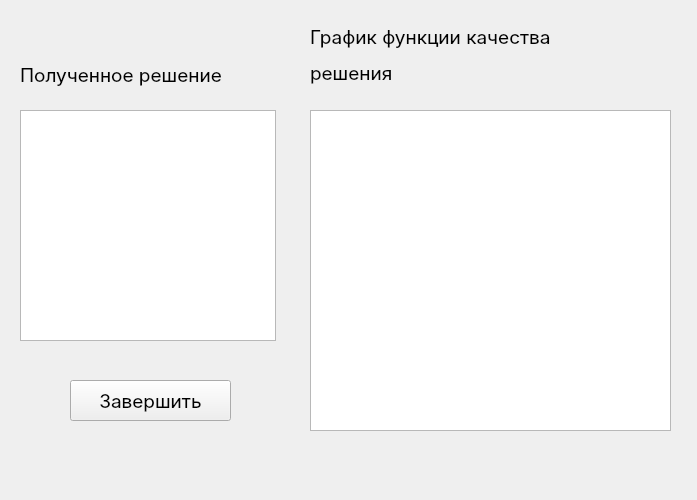
Before: the Qt Designer form src/gui/finishwindow.ui in jqnfxa/GA_Practice, drawn with Qt 5.
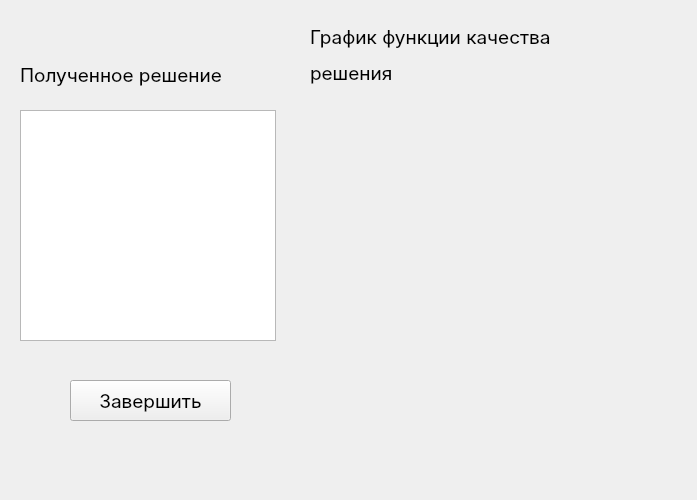
After: the same form once the commit is applied.

```diff
--- a/src/gui/finishwindow.ui
+++ b/src/gui/finishwindow.ui
@@ -57,16 +57,6 @@
     <string>&lt;html&gt;&lt;head/&gt;&lt;body&gt;&lt;p&gt;График функции качества&lt;/p&gt;&lt;p&gt;решения&lt;/p&gt;&lt;/body&gt;&lt;/html&gt;</string>
    </property>
   </widget>
-  <widget class="QGraphicsView" name="qualityGraphVis">
-   <property name="geometry">
-    <rect>
-     <x>310</x>
-     <y>110</y>
-     <width>361</width>
-     <height>321</height>
-    </rect>
-   </property>
-  </widget>
   <widget class="QTextBrowser" name="solution">
    <property name="geometry">
     <rect>
@@ -90,6 +80,17 @@
     <string>Завершить</string>
    </property>
   </widget>
+  <widget class="QWidget" name="verticalLayoutWidget">
+   <property name="geometry">
+    <rect>
+     <x>310</x>
+     <y>110</y>
+     <width>341</width>
+     <height>311</height>
+    </rect>
+   </property>
+   <layout class="QVBoxLayout" name="layoutEval"/>
+  </widget>
  </widget>
  <resources/>
  <connections/>
```
